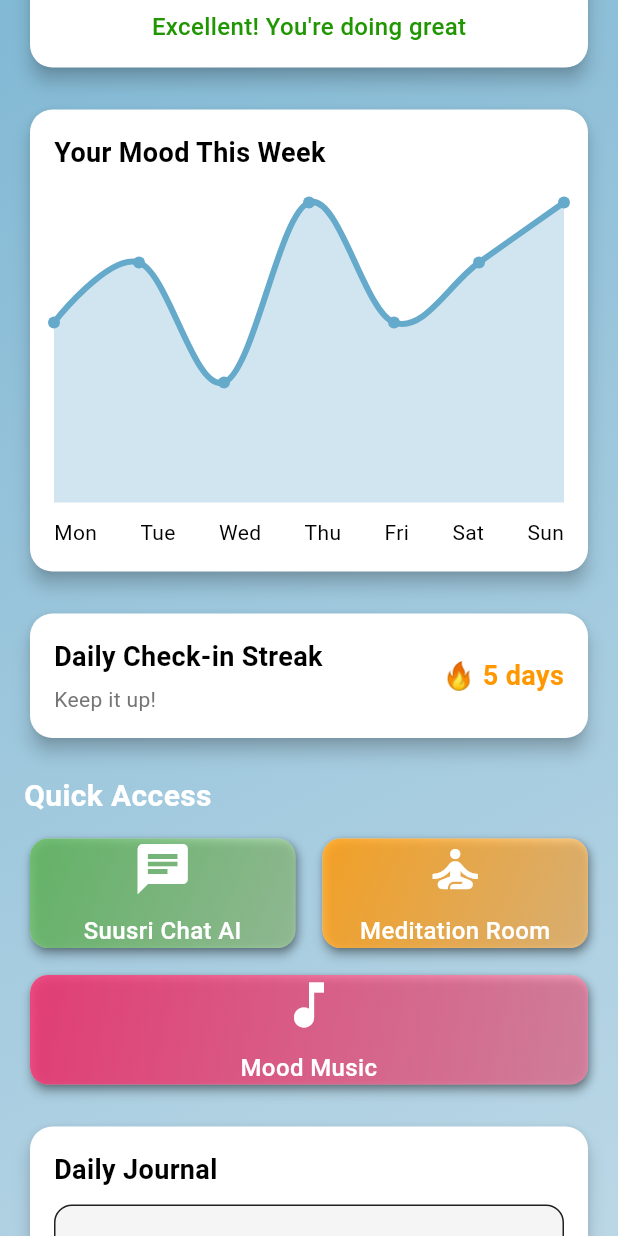
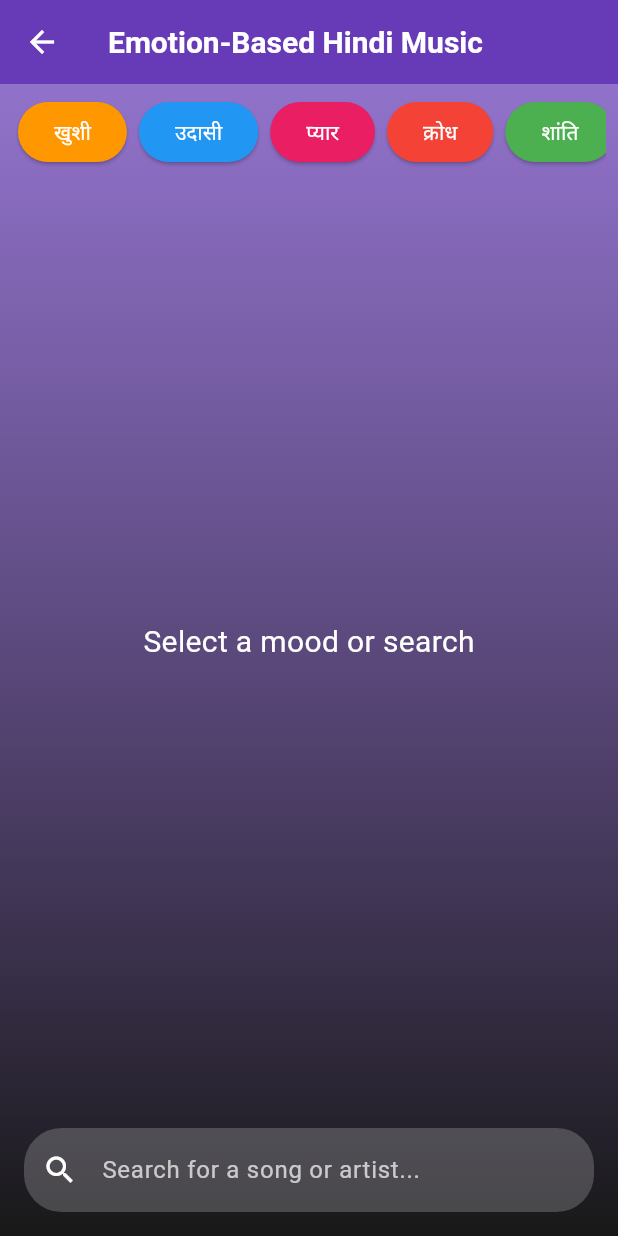
Before and after one commit to alekhakumarswain/Blood_Bond, a Flutter app: the MentalHealthDashboard screen opened directly, scrolled down 576 dp, after a tap on "Mood Music", on a phone screen of 412 x 824 dp. Run offline on Flutter 3.47's test engine with Material 3 defaults, Android fonts, the phone set to English and light mode, and no system bars; drawn by our look-alikes of fl_chart; our stand-ins replace just_audio, latlong2, pdf, percent_indicator, printing, qr_flutter and 1 more; accounts and stored records are empty.

Commit message:
24-04-2025 17:30

```diff
--- a/flutter/lib/screen/MentalHealth/PlayMusic.dart
+++ b/flutter/lib/screen/MentalHealth/PlayMusic.dart
@@ -0,0 +1,383 @@
+import 'dart:convert';
+import 'package:flutter/material.dart';
+import 'package:just_audio/just_audio.dart';
+import 'package:http/http.dart' as http;
+import 'package:shared_preferences/shared_preferences.dart';
+
+class MusicPlayer extends StatefulWidget {
+  @override
+  _MusicPlayerState createState() => _MusicPlayerState();
+}
+
+class _MusicPlayerState extends State<MusicPlayer> {
+  final AudioPlayer _audioPlayer = AudioPlayer();
+  List<Map<String, dynamic>> _searchResults = [];
+  List<String> _favorites = [];
+  bool _isPlaying = false;
+  String _currentTrack = '';
+  String _selectedMood = '';
+  bool _isLoading = false;
+
+  // Hindi emotions with emojis and corresponding search terms
+  final Map<String, String> _hindiEmotions = {
+    'खुशी': 'happy hindi songs',
+    'उदासी': 'sad hindi songs',
+    'प्यार': 'romantic hindi songs',
+    'क्रोध': 'angry hindi songs',
+    'शांति': 'peaceful hindi songs',
+    'ऊर्जा': 'energetic hindi songs',
+  };
+
+  @override
+  void initState() {
+    super.initState();
+    _loadFavorites();
+    _audioPlayer.playerStateStream.listen((state) {
+      print(
+          'Player state: ${state.playing}, Processing: ${state.processingState}');
+      if (state.processingState == ProcessingState.completed) {
+        setState(() {
+          _isPlaying = false;
+        });
+      }
+    }, onError: (e) {
+      print('Player error: $e');
+      ScaffoldMessenger.of(context).showSnackBar(
+        SnackBar(content: Text('Audio player error: $e')),
+      );
+    });
+  }
+
+  @override
+  void dispose() {
+    _audioPlayer.dispose();
+    super.dispose();
+  }
+
+  Future<void> _loadFavorites() async {
+    final prefs = await SharedPreferences.getInstance();
+    setState(() {
+      _favorites = prefs.getStringList('favorites') ?? [];
+    });
+  }
+
+  Future<void> _saveFavorite(String trackTitle) async {
+    final prefs = await SharedPreferences.getInstance();
+    if (_favorites.contains(trackTitle)) {
+      _favorites.remove(trackTitle);
+    } else {
+      _favorites.add(trackTitle);
+    }
+    await prefs.setStringList('favorites', _favorites);
+    setState(() {});
+  }
+
+  Future<void> _searchSongs(String emotion) async {
+    setState(() {
+      _isLoading = true;
+      _selectedMood = emotion;
+    });
+
+    try {
+      final query = _hindiEmotions[emotion] ?? 'hindi songs';
+      print('Searching for: $query'); // Debug log
+      final response = await http
+          .get(Uri.parse('https://api.lyrics.ovh/suggest/$query'))
+          .timeout(Duration(seconds: 10));
+
+      if (response.statusCode == 200) {
+        final data = jsonDecode(response.body)['data'] as List;
+        print('API Response: $data'); // Debug log
+        setState(() {
+          _searchResults = data
+              .map((song) {
+                return {
+                  'title': song['title'],
+                  'artist': song['artist']['name'],
+                  'preview': song['preview'],
+                  'album': song['album']['cover_medium'],
+                };
+              })
+              .where((song) =>
+                  song['preview'] != null && song['preview'].isNotEmpty)
+              .toList();
+          _isLoading = false;
+        });
+
+        if (_searchResults.isNotEmpty) {
+          print('First track preview URL: ${_searchResults[0]['preview']}');
+          await _playTrack(
+              _searchResults[0]['preview'], _searchResults[0]['title']);
+        } else {
+          ScaffoldMessenger.of(context).showSnackBar(
+            SnackBar(content: Text('No songs found for this mood')),
+          );
+        }
+      } else {
+        setState(() {
+          _isLoading = false;
+        });
+        ScaffoldMessenger.of(context).showSnackBar(
+          SnackBar(
+              content: Text('Failed to load songs: ${response.statusCode}')),
+        );
+      }
+    } catch (e) {
+      setState(() {
+        _isLoading = false;
+      });
+      print('Search error: $e');
+      ScaffoldMessenger.of(context).showSnackBar(
+        SnackBar(content: Text('Error: $e')),
+      );
+    }
+  }
+
+  Future<void> _playTrack(String url, String title) async {
+    try {
+      print('Attempting to play: $url'); // Debug log
+      await _audioPlayer.stop(); // Stop any current playback
+      await _audioPlayer.setUrl(url);
+      await _audioPlayer.play();
+      print('Playback started for: $title');
+      setState(() {
+        _isPlaying = true;
+        _currentTrack = title;
+      });
+    } catch (e) {
+      print('Playback error: $e');
+      ScaffoldMessenger.of(context).showSnackBar(
+        SnackBar(content: Text('Error playing track: $e')),
+      );
+    }
+  }
+
+  void _togglePlayPause() {
+    if (_isPlaying) {
+      _audioPlayer.pause();
+      print('Paused playback');
+    } else {
+      _audioPlayer.play();
+      print('Resumed playback');
+    }
+    setState(() {
+      _isPlaying = !_isPlaying;
+    });
+  }
+
+  Color _getMoodColor(String mood) {
+    switch (mood) {
+      case 'खुशी':
+        return Colors.orange;
+      case 'उदासी':
+        return Colors.blue;
+      case 'प्यार':
+        return Colors.pink;
+      case 'क्रोध':
+        return Colors.red;
+      case 'शांति':
+        return Colors.green;
+      case 'ऊर्जा':
+        return Colors.yellow;
+      default:
+        return Colors.grey;
+    }
+  }
+
+  @override
+  Widget build(BuildContext context) {
+    return Scaffold(
+      appBar: AppBar(
+        title: Text('Emotion-Based Hindi Music'),
+        backgroundColor: _selectedMood.isNotEmpty
+            ? _getMoodColor(_selectedMood)
+            : Colors.deepPurple,
+      ),
+      body: Container(
+        decoration: BoxDecoration(
+          gradient: LinearGradient(
+            begin: Alignment.topCenter,
+            end: Alignment.bottomCenter,
+            colors: [
+              _selectedMood.isNotEmpty
+                  ? _getMoodColor(_selectedMood).withOpacity(0.7)
+                  : Colors.deepPurple.withOpacity(0.7),
+              Colors.black.withOpacity(0.9),
+            ],
+          ),
+        ),
+        child: Column(
+          children: [
+            // Mood selection buttons
+            Padding(
+              padding: const EdgeInsets.all(8.0),
+              child: SingleChildScrollView(
+                scrollDirection: Axis.horizontal,
+                child: Row(
+                  children: _hindiEmotions.keys.map((mood) {
+                    return Padding(
+                      padding: const EdgeInsets.symmetric(horizontal: 4.0),
+                      child: ElevatedButton(
+                        style: ElevatedButton.styleFrom(
+                          backgroundColor: _getMoodColor(mood),
+                          shape: RoundedRectangleBorder(
+                            borderRadius: BorderRadius.circular(20),
+                          ),
+                        ),
+                        onPressed: () => _searchSongs(mood),
+                        child:
+                            Text(mood, style: TextStyle(color: Colors.white)),
+                      ),
+                    );
+                  }).toList(),
+                ),
+              ),
+            ),
+
+            // Now playing section
+            if (_currentTrack.isNotEmpty)
+              Container(
+                margin: EdgeInsets.all(16),
+                padding: EdgeInsets.all(16),
+                decoration: BoxDecoration(
+                  color: Colors.white.withOpacity(0.2),
+                  borderRadius: BorderRadius.circular(15),
+                ),
+                child: Column(
+                  children: [
+                    Text(
+                      'Now Playing:',
+                      style: TextStyle(
+                          color: Colors.white,
+                          fontSize: 18,
+                          fontWeight: FontWeight.bold),
+                    ),
+                    SizedBox(height: 8),
+                    Text(
+                      _currentTrack,
+                      style: TextStyle(color: Colors.white, fontSize: 16),
+                      textAlign: TextAlign.center,
+                    ),
+                    SizedBox(height: 16),
+                    Row(
+                      mainAxisAlignment: MainAxisAlignment.center,
+                      children: [
+                        IconButton(
+                          icon: Icon(
+                            _isPlaying ? Icons.pause : Icons.play_arrow,
+                            color: Colors.white,
+                            size: 36,
+                          ),
+                          onPressed: _togglePlayPause,
+                        ),
+                      ],
+                    ),
+                  ],
+                ),
+              ),
+
+            // Search results
+            Expanded(
+              child: _isLoading
+                  ? Center(
+                      child: CircularProgressIndicator(color: Colors.white))
+                  : _searchResults.isEmpty
+                      ? Center(
+                          child: Text(
+                            'Select a mood or search',
+                            style: TextStyle(color: Colors.white, fontSize: 20),
+                          ),
+                        )
+                      : ListView.builder(
+                          itemCount: _searchResults.length,
+                          itemBuilder: (context, index) {
+                            final song = _searchResults[index];
+                            return Container(
+                              margin: EdgeInsets.symmetric(
+                                  vertical: 8.0, horizontal: 16.0),
+                              decoration: BoxDecoration(
+                                color: Colors.white.withOpacity(0.1),
+                                borderRadius: BorderRadius.circular(15),
+                              ),
+                              child: ListTile(
+                                leading: ClipRRect(
+                                  borderRadius: BorderRadius.circular(8),
+                                  child: Image.network(
+                                    song['album'],
+                                    width: 50,
+                                    height: 50,
+                                    fit: BoxFit.cover,
+                                    errorBuilder:
+                                        (context, error, stackTrace) => Icon(
+                                            Icons.music_note,
+                                            color: Colors.white),
+                                  ),
+                                ),
+                                title: Text(
+                                  song['title'],
+                                  style: TextStyle(color: Colors.white),
+                                  overflow: TextOverflow.ellipsis,
+                                ),
+                                subtitle: Text(
+                                  song['artist'],
+                                  style: TextStyle(color: Colors.white70),
+                                ),
+                                trailing: Row(
+                                  mainAxisSize: MainAxisSize.min,
+                                  children: [
+                                    IconButton(
+                                      icon: Icon(
+                                        _favorites.contains(song['title'])
+                                            ? Icons.favorite
+                                            : Icons.favorite_border,
+                                        color:
+                                            _favorites.contains(song['title'])
+                                                ? Colors.red
+                                                : Colors.white,
+                                      ),
+                                      onPressed: () =>
+                                          _saveFavorite(song['title']),
+                                    ),
+                                    IconButton(
+                                      icon: Icon(Icons.play_arrow,
+                                          color: Colors.white),
+                                      onPressed: () => _playTrack(
+                                          song['preview'], song['title']),
+                                    ),
+                                  ],
+                                ),
+                              ),
+                            );
+                          },
+                        ),
+            ),
+
+            // Search bar
+            Padding(
+              padding: const EdgeInsets.all(16.0),
+              child: TextField(
+                decoration: InputDecoration(
+                  hintText: 'Search for a song or artist...',
+                  hintStyle: TextStyle(color: Colors.white70),
+                  prefixIcon: Icon(Icons.search, color: Colors.white),
+                  filled: true,
+                  fillColor: Colors.white.withOpacity(0.2),
+                  border: OutlineInputBorder(
+                    borderRadius: BorderRadius.circular(25),
+                    borderSide: BorderSide.none,
+                  ),
+                ),
+                style: TextStyle(color: Colors.white),
+                onSubmitted: (value) {
+                  if (value.isNotEmpty) {
+                    _searchSongs(value);
+                  }
+                },
+              ),
+            ),
+          ],
+        ),
+      ),
+    );
+  }
+}
--- a/flutter/lib/screen/mentalHealth.dart
+++ b/flutter/lib/screen/mentalHealth.dart
@@ -1,6 +1,7 @@
 import 'package:flutter/material.dart';
 import 'package:fl_chart/fl_chart.dart';
 import 'package:percent_indicator/percent_indicator.dart';
+import 'package:blood_bond/screen/MentalHealth/PlayMusic.dart';
 
 class MentalHealthDashboard extends StatefulWidget {
   @override
@@ -364,7 +365,10 @@ class _MentalHealthDashboardState extends State<MentalHealthDashboard> {
                     title: 'Mood Music',
                     color: Colors.pink,
                     onTap: () {
-                      // Navigate to music
+                      Navigator.push(
+                          context,
+                          MaterialPageRoute(
+                              builder: (context) => MusicPlayer()));
                     },
                   ),
                 ],
--- a/flutter/pubspec.yaml
+++ b/flutter/pubspec.yaml
@@ -61,6 +61,7 @@ dependencies:
   flutter_local_notifications: ^19.1.0
   csv: ^6.0.0
   shimmer: ^3.0.0
+  just_audio: ^0.10.0
 
 dev_dependencies:
   flutter_test:
```
Also changed, not shown: flutter/assets/Data/profile.json (+19 -29 lines), flutter/pubspec.lock, 5 other files.
